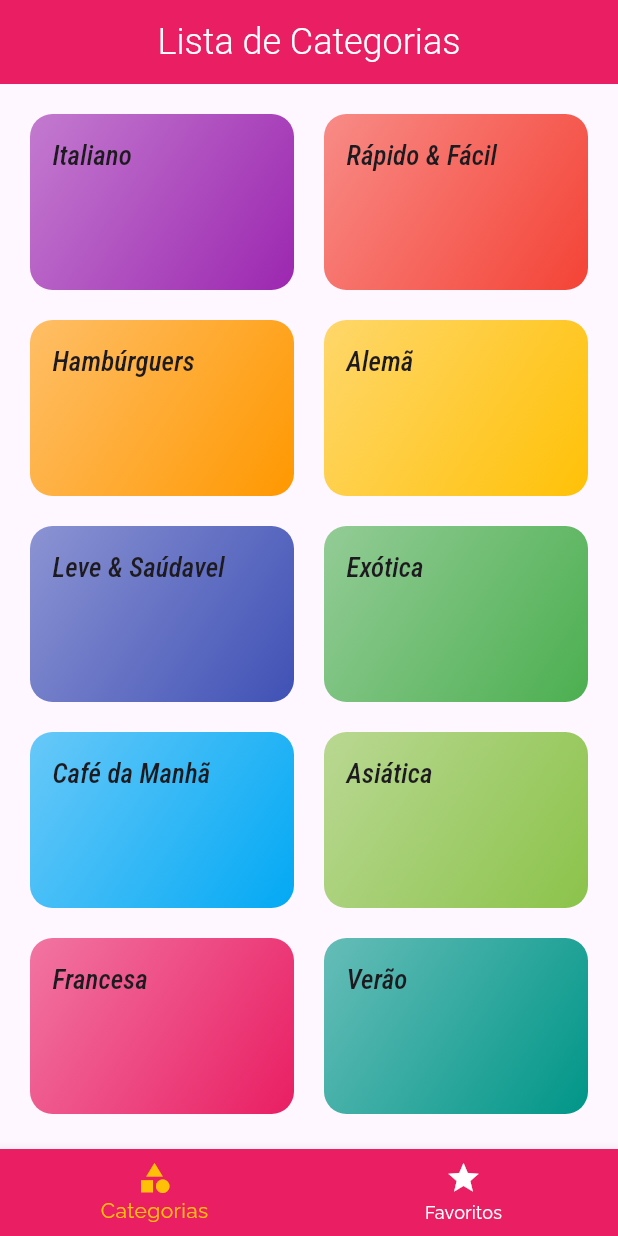
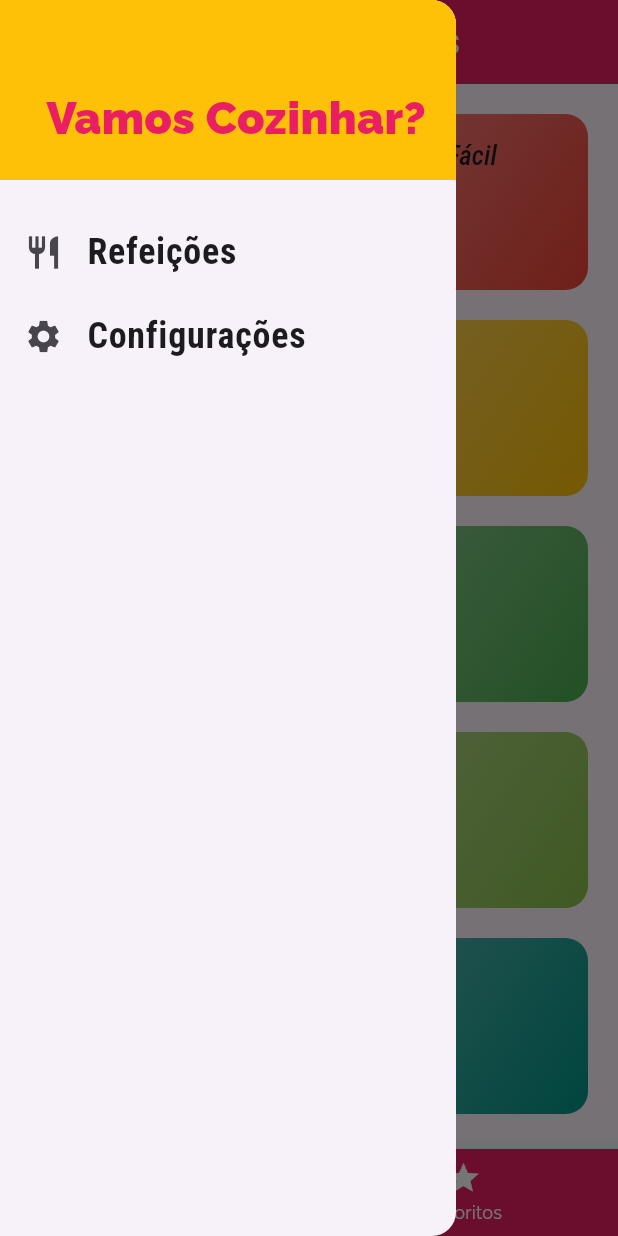
Before and after one commit to Debora-Mind/Meals, a Flutter app: the screen it shows after launch, with the side drawer open (before the commit the screen has no drawer), on a phone screen of 412 x 824 dp. Run offline on Flutter 3.47's test engine with Material 3 defaults, Android fonts, the phone set to English and light mode, and no system bars; Roboto replaces fonts that are missing (Realway).

Commit message:
Criado menu lateral

```diff
--- /dev/null
+++ b/lib/screens/main_drawer.dart
@@ -0,0 +1,50 @@
+import 'package:flutter/material.dart';
+
+class MainDrawer extends StatelessWidget {
+  const MainDrawer({super.key});
+
+  Widget _createItem(IconData icon, String label) {
+    return ListTile(
+      leading: Icon(
+        icon,
+        size: 26,
+      ),
+      title: Text(
+        label,
+        style: TextStyle(
+            fontFamily: 'RobotoCondensed',
+            fontSize: 24,
+            fontWeight: FontWeight.bold),
+      ),
+      onTap: () {},
+    );
+  }
+
+  @override
+  Widget build(BuildContext context) {
+    return Drawer(
+      child: Column(
+        children: <Widget>[
+          Container(
+            height: 120,
+            width: double.infinity,
+            padding: EdgeInsets.all(20),
+            color: Theme.of(context).hintColor,
+            alignment: Alignment.bottomRight,
+            child: Text(
+              'Vamos Cozinhar?',
+              style: TextStyle(
+                fontWeight: FontWeight.w900,
+                fontSize: 30,
+                color: Theme.of(context).primaryColor,
+              ),
+            ),
+          ),
+          SizedBox(height: 20),
+          _createItem(Icons.restaurant, 'Refeições'),
+          _createItem(Icons.settings, 'Configurações'),
+        ],
+      ),
+    );
+  }
+}
--- a/lib/screens/tabs_screen.dart
+++ b/lib/screens/tabs_screen.dart
@@ -1,6 +1,7 @@
 import 'package:flutter/material.dart';
 import 'package:meals/screens/categories_screen.dart';
 import 'package:meals/screens/favorite_screen.dart';
+import 'package:meals/screens/main_drawer.dart';
 
 class TabsScreen extends StatefulWidget {
   const TabsScreen({super.key});
@@ -28,6 +29,7 @@ class _TabsScreenState extends State<TabsScreen> {
       appBar: AppBar(
         title: Text(_screens[_selectedScreenIndex]['title'] as String),
       ),
+      drawer: const MainDrawer(),
       body: _screens[_selectedScreenIndex]['screen'] as Widget,
       bottomNavigationBar: BottomNavigationBar(
         onTap: _selectScreen,
```
